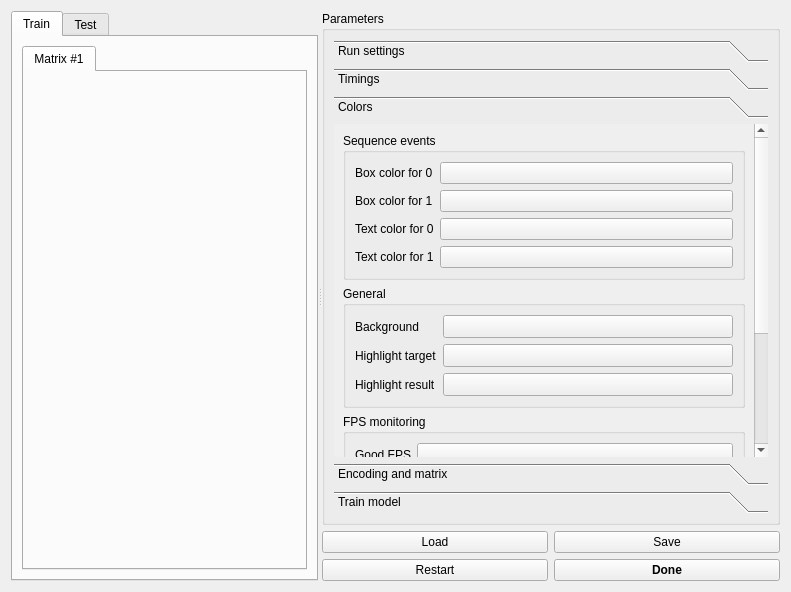
The window that config.ui (medusabci/app-cvep-speller) describes before a commit, drawn with Qt 5.
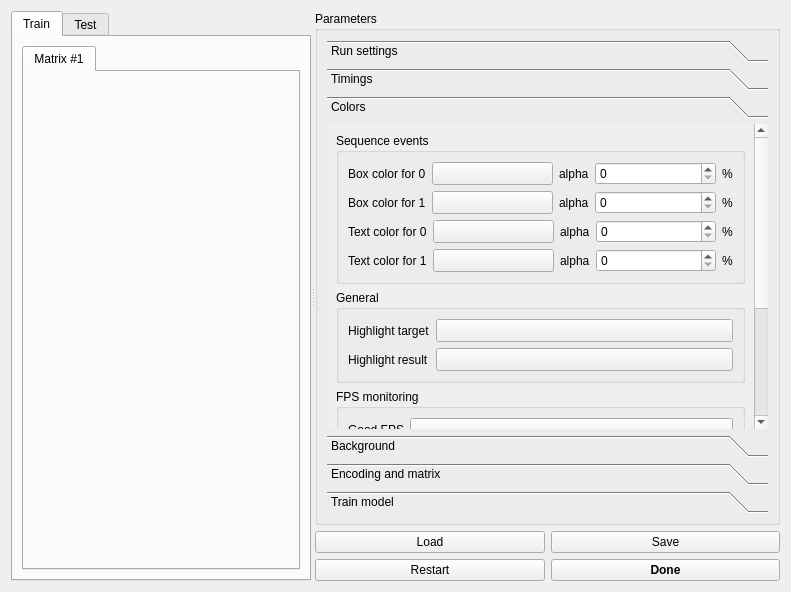
The same window after the commit. The open tabs and pages were chosen to show the change.

Commit message: Opacity & background params

```diff
--- a/config.ui
+++ b/config.ui
@@ -13,16 +13,28 @@
   <property name="windowTitle">
    <string>Dialog</string>
   </property>
-  <layout class="QHBoxLayout" name="horizontalLayout_7">
+  <layout class="QVBoxLayout" name="verticalLayout_12">
    <item>
     <widget class="QSplitter" name="splitter">
+     <property name="maximumSize">
+      <size>
+       <width>16777215</width>
+       <height>16777215</height>
+      </size>
+     </property>
      <property name="orientation">
       <enum>Qt::Horizontal</enum>
      </property>
      <widget class="QTabWidget" name="train_test_box">
+      <property name="sizePolicy">
+       <sizepolicy hsizetype="Expanding" vsizetype="Expanding">
+        <horstretch>0</horstretch>
+        <verstretch>0</verstretch>
+       </sizepolicy>
+      </property>
       <property name="minimumSize">
        <size>
-        <width>174</width>
+        <width>300</width>
         <height>0</height>
        </size>
       </property>
@@ -81,6 +93,17 @@
          <layout class="QVBoxLayout" name="verticalLayout_4">
           <item>
            <widget class="QToolBox" name="toolBox">
+            <property name="baseSize">
+             <size>
+              <width>0</width>
+              <height>0</height>
+             </size>
+            </property>
+            <property name="font">
+             <font>
+              <stylestrategy>PreferAntialias</stylestrategy>
+             </font>
+            </property>
             <property name="currentIndex">
              <number>0</number>
             </property>
@@ -407,8 +430,8 @@
               <rect>
                <x>0</x>
                <y>0</y>
-               <width>515</width>
-               <height>546</height>
+               <width>429</width>
+               <height>529</height>
               </rect>
              </property>
              <attribute name="label">
@@ -422,62 +445,282 @@
                   <property name="title">
                    <string>Sequence events</string>
                   </property>
-                  <layout class="QFormLayout" name="formLayout_7">
-                   <item row="0" column="0">
-                    <widget class="QLabel" name="label_6">
-                     <property name="text">
-                      <string>Box color for 0</string>
-                     </property>
-                    </widget>
+                  <layout class="QVBoxLayout" name="verticalLayout_14">
+                   <item>
+                    <layout class="QHBoxLayout" name="box0">
+                     <item>
+                      <widget class="QLabel" name="label_color_box_0">
+                       <property name="sizePolicy">
+                        <sizepolicy hsizetype="Minimum" vsizetype="Minimum">
+                         <horstretch>0</horstretch>
+                         <verstretch>0</verstretch>
+                        </sizepolicy>
+                       </property>
+                       <property name="text">
+                        <string>Box color for 0</string>
+                       </property>
+                      </widget>
+                     </item>
+                     <item>
+                      <widget class="QPushButton" name="btn_color_box0">
+                       <property name="sizePolicy">
+                        <sizepolicy hsizetype="MinimumExpanding" vsizetype="Minimum">
+                         <horstretch>0</horstretch>
+                         <verstretch>0</verstretch>
+                        </sizepolicy>
+                       </property>
+                       <property name="text">
+                        <string/>
+                       </property>
+                      </widget>
+                     </item>
+                     <item>
+                      <widget class="QLabel" name="label_op_box_0">
+                       <property name="sizePolicy">
+                        <sizepolicy hsizetype="Minimum" vsizetype="Minimum">
+                         <horstretch>0</horstretch>
+                         <verstretch>0</verstretch>
+                        </sizepolicy>
+                       </property>
+                       <property name="text">
+                        <string>alpha</string>
+                       </property>
+                      </widget>
+                     </item>
+                     <item>
+                      <widget class="QSpinBox" name="spinBox_op_box_0">
+                       <property name="sizePolicy">
+                        <sizepolicy hsizetype="MinimumExpanding" vsizetype="Fixed">
+                         <horstretch>0</horstretch>
+                         <verstretch>0</verstretch>
+                        </sizepolicy>
+                       </property>
+                       <property name="maximum">
+                        <number>100</number>
+                       </property>
+                      </widget>
+                     </item>
+                     <item>
+                      <widget class="QLabel" name="label_5">
+                       <property name="sizePolicy">
+                        <sizepolicy hsizetype="Minimum" vsizetype="Minimum">
+                         <horstretch>0</horstretch>
+                         <verstretch>0</verstretch>
+                        </sizepolicy>
+                       </property>
+                       <property name="text">
+                        <string>%</string>
+                       </property>
+                      </widget>
+                     </item>
+                    </layout>
                    </item>
-                   <item row="0" column="1">
-                    <widget class="QPushButton" name="btn_color_box0">
-                     <property name="text">
-                      <string/>
-                     </property>
-                    </widget>
+                   <item>
+                    <layout class="QHBoxLayout" name="box1">
+                     <item>
+                      <widget class="QLabel" name="label_color_box_1">
+                       <property name="sizePolicy">
+                        <sizepolicy hsizetype="Minimum" vsizetype="Minimum">
+                         <horstretch>0</horstretch>
+                         <verstretch>0</verstretch>
+                        </sizepolicy>
+                       </property>
+                       <property name="text">
+                        <string>Box color for 1</string>
+                       </property>
+                      </widget>
+                     </item>
+                     <item>
+                      <widget class="QPushButton" name="btn_color_box1">
+                       <property name="sizePolicy">
+                        <sizepolicy hsizetype="MinimumExpanding" vsizetype="Minimum">
+                         <horstretch>0</horstretch>
+                         <verstretch>0</verstretch>
+                        </sizepolicy>
+                       </property>
+                       <property name="text">
+                        <string/>
+                       </property>
+                      </widget>
+                     </item>
+                     <item>
+                      <widget class="QLabel" name="label_op_box_1">
+                       <property name="sizePolicy">
+                        <sizepolicy hsizetype="Minimum" vsizetype="Minimum">
+                         <horstretch>0</horstretch>
+                         <verstretch>0</verstretch>
+                        </sizepolicy>
+                       </property>
+                       <property name="text">
+                        <string>alpha</string>
+                       </property>
+                      </widget>
+                     </item>
+                     <item>
+                      <widget class="QSpinBox" name="spinBox_op_box_1">
+                       <property name="sizePolicy">
+                        <sizepolicy hsizetype="MinimumExpanding" vsizetype="Minimum">
+                         <horstretch>0</horstretch>
+                         <verstretch>0</verstretch>
+                        </sizepolicy>
+                       </property>
+                       <property name="maximum">
+                        <number>100</number>
+                       </property>
+                      </widget>
+                     </item>
+                     <item>
+                      <widget class="QLabel" name="label_6">
+                       <property name="sizePolicy">
+                        <sizepolicy hsizetype="Minimum" vsizetype="Minimum">
+                         <horstretch>0</horstretch>
+                         <verstretch>0</verstretch>
+                        </sizepolicy>
+                       </property>
+                       <property name="text">
+                        <string>%</string>
+                       </property>
+                      </widget>
+                     </item>
+                    </layout>
                    </item>
-                   <item row="1" column="0">
-                    <widget class="QLabel" name="label_7">
-                     <property name="text">
-                      <string>Box color for 1</string>
-                     </property>
-                    </widget>
+                   <item>
+                    <layout class="QHBoxLayout" name="text0">
+                     <item>
+                      <widget class="QLabel" name="label_text_0">
+                       <property name="sizePolicy">
+                        <sizepolicy hsizetype="Minimum" vsizetype="Minimum">
+                         <horstretch>0</horstretch>
+                         <verstretch>0</verstretch>
+                        </sizepolicy>
+                       </property>
+                       <property name="text">
+                        <string>Text color for 0</string>
+                       </property>
+                      </widget>
+                     </item>
+                     <item>
+                      <widget class="QPushButton" name="btn_color_text0">
+                       <property name="sizePolicy">
+                        <sizepolicy hsizetype="MinimumExpanding" vsizetype="Minimum">
+                         <horstretch>0</horstretch>
+                         <verstretch>0</verstretch>
+                        </sizepolicy>
+                       </property>
+                       <property name="text">
+                        <string/>
+                       </property>
+                      </widget>
+                     </item>
+                     <item>
+                      <widget class="QLabel" name="label_op_text_0">
+                       <property name="sizePolicy">
+                        <sizepolicy hsizetype="Minimum" vsizetype="Minimum">
+                         <horstretch>0</horstretch>
+                         <verstretch>0</verstretch>
+                        </sizepolicy>
+                       </property>
+                       <property name="text">
+                        <string>alpha</string>
+                       </property>
+                      </widget>
+                     </item>
+                     <item>
+                      <widget class="QSpinBox" name="spinBox_op_text_0">
+                       <property name="sizePolicy">
+                        <sizepolicy hsizetype="MinimumExpanding" vsizetype="Minimum">
+                         <horstretch>0</horstretch>
+                         <verstretch>0</verstretch>
+                        </sizepolicy>
+                       </property>
+                       <property name="maximum">
+                        <number>100</number>
+                       </property>
+                      </widget>
+                     </item>
+                     <item>
+                      <widget class="QLabel" name="label_7">
+                       <property name="sizePolicy">
+                        <sizepolicy hsizetype="Minimum" vsizetype="Minimum">
+                         <horstretch>0</horstretch>
+                         <verstretch>0</verstretch>
+                        </sizepolicy>
+                       </property>
+                       <property name="text">
+                        <string>%</string>
+                       </property>
+                      </widget>
+                     </item>
+                    </layout>
                    </item>
-                   <item row="1" column="1">
-                    <widget class="QPushButton" name="btn_color_box1">
-                     <property name="text">
-                      <string/>
-                     </property>
-                    </widget>
-                   </item>
-                   <item row="2" column="0">
-                    <widget class="QLabel" name="label_8">
-                     <property name="text">
-                      <string>Text color for 0</string>
-                     </property>
-                    </widget>
-                   </item>
-                   <item row="3" column="0">
-                    <widget class="QLabel" name="label_9">
-                     <property name="text">
-                      <string>Text color for 1</string>
-                     </property>
-                    </widget>
-                   </item>
-                   <item row="2" column="1">
-                    <widget class="QPushButton" name="btn_color_text0">
-                     <property name="text">
-                      <string/>
-                     </property>
-                    </widget>
-                   </item>
-                   <item row="3" column="1">
-                    <widget class="QPushButton" name="btn_color_text1">
-                     <property name="text">
-                      <string/>
-                     </property>
-                    </widget>
+                   <item>
+                    <layout class="QHBoxLayout" name="text1">
+                     <item>
+                      <widget class="QLabel" name="label_text_1">
+                       <property name="sizePolicy">
+                        <sizepolicy hsizetype="Minimum" vsizetype="Minimum">
+                         <horstretch>0</horstretch>
+                         <verstretch>0</verstretch>
+                        </sizepolicy>
+                       </property>
+                       <property name="text">
+                        <string>Text color for 1</string>
+                       </property>
+                      </widget>
+                     </item>
+                     <item>
+                      <widget class="QPushButton" name="btn_color_text1">
+                       <property name="sizePolicy">
+                        <sizepolicy hsizetype="MinimumExpanding" vsizetype="Minimum">
+                         <horstretch>0</horstretch>
+                         <verstretch>0</verstretch>
+                        </sizepolicy>
+                       </property>
+                       <property name="text">
+                        <string/>
+                       </property>
+                      </widget>
+                     </item>
+                     <item>
+                      <widget class="QLabel" name="label_op_text_1">
+                       <property name="sizePolicy">
+                        <sizepolicy hsizetype="Minimum" vsizetype="Minimum">
+                         <horstretch>0</horstretch>
+                         <verstretch>0</verstretch>
+                        </sizepolicy>
+                       </property>
+                       <property name="text">
+                        <string>alpha</string>
+                       </property>
+                      </widget>
+                     </item>
+                     <item>
+                      <widget class="QSpinBox" name="spinBox_op_text_1">
+                       <property name="sizePolicy">
+                        <sizepolicy hsizetype="MinimumExpanding" vsizetype="Minimum">
+                         <horstretch>0</horstretch>
+                         <verstretch>0</verstretch>
+                        </sizepolicy>
+                       </property>
+                       <property name="maximum">
+                        <number>100</number>
+                       </property>
+                      </widget>
+                     </item>
+                     <item>
+                      <widget class="QLabel" name="label_8">
+                       <property name="sizePolicy">
+                        <sizepolicy hsizetype="Minimum" vsizetype="Minimum">
+                         <horstretch>0</horstretch>
+                         <verstretch>0</verstretch>
+                        </sizepolicy>
+                       </property>
+                       <property name="text">
+                        <string>%</string>
+                       </property>
+                      </widget>
+                     </item>
+                    </layout>
                    </item>
                   </layout>
                  </widget>
@@ -489,33 +732,13 @@
                   </property>
                   <layout class="QFormLayout" name="formLayout_5">
                    <item row="0" column="0">
-                    <widget class="QLabel" name="label_color_background">
-                     <property name="text">
-                      <string>Background</string>
-                     </property>
-                    </widget>
-                   </item>
-                   <item row="0" column="1">
-                    <widget class="QToolButton" name="btn_color_background">
-                     <property name="sizePolicy">
-                      <sizepolicy hsizetype="Minimum" vsizetype="Fixed">
-                       <horstretch>0</horstretch>
-                       <verstretch>0</verstretch>
-                      </sizepolicy>
-                     </property>
-                     <property name="text">
-                      <string/>
-                     </property>
-                    </widget>
-                   </item>
-                   <item row="1" column="0">
                     <widget class="QLabel" name="label_color_target_box">
                      <property name="text">
                       <string>Highlight target</string>
                      </property>
                     </widget>
                    </item>
-                   <item row="1" column="1">
+                   <item row="0" column="1">
                     <widget class="QToolButton" name="btn_color_target_box">
                      <property name="sizePolicy">
                       <sizepolicy hsizetype="Minimum" vsizetype="Fixed">
@@ -528,14 +751,14 @@
                      </property>
                     </widget>
                    </item>
-                   <item row="2" column="0">
+                   <item row="1" column="0">
                     <widget class="QLabel" name="label_color_highlight_result_box">
                      <property name="text">
                       <string>Highlight result</string>
                      </property>
                     </widget>
                    </item>
-                   <item row="2" column="1">
+                   <item row="1" column="1">
                     <widget class="QToolButton" name="btn_color_highlight_result_box">
                      <property name="sizePolicy">
                       <sizepolicy hsizetype="Minimum" vsizetype="Fixed">
@@ -686,6 +909,122 @@
               </item>
              </layout>
             </widget>
+            <widget class="QWidget" name="param_background_box">
+             <property name="geometry">
+              <rect>
+               <x>0</x>
+               <y>0</y>
+               <width>443</width>
+               <height>285</height>
+              </rect>
+             </property>
+             <property name="minimumSize">
+              <size>
+               <width>0</width>
+               <height>0</height>
+              </size>
+             </property>
+             <property name="maximumSize">
+              <size>
+               <width>16777215</width>
+               <height>16777215</height>
+              </size>
+             </property>
+             <attribute name="label">
+              <string>Background</string>
+             </attribute>
+             <layout class="QVBoxLayout" name="verticalLayout_11">
+              <item>
+               <layout class="QFormLayout" name="Background">
+                <item row="0" column="0">
+                 <widget class="QLabel" name="label_scenario_background">
+                  <property name="text">
+                   <string>Background</string>
+                  </property>
+                 </widget>
+                </item>
+                <item row="0" column="1">
+                 <widget class="QComboBox" name="comboBox_scenario_name">
+                  <item>
+                   <property name="text">
+                    <string>Solid Color</string>
+                   </property>
+                  </item>
+                  <item>
+                   <property name="text">
+                    <string>Real Scenario</string>
+                   </property>
+                  </item>
+                 </widget>
+                </item>
+                <item row="1" column="0">
+                 <widget class="QLabel" name="label_color_background">
+                  <property name="text">
+                   <string>Color</string>
+                  </property>
+                 </widget>
+                </item>
+                <item row="1" column="1">
+                 <widget class="QToolButton" name="btn_color_background">
+                  <property name="sizePolicy">
+                   <sizepolicy hsizetype="Minimum" vsizetype="Fixed">
+                    <horstretch>0</horstretch>
+                    <verstretch>0</verstretch>
+                   </sizepolicy>
+                  </property>
+                  <property name="text">
+                   <string/>
+                  </property>
+                 </widget>
+                </item>
+                <item row="2" column="0">
+                 <widget class="QPushButton" name="btn_browse_scenario">
+                  <property name="text">
+                   <string>Browse</string>
+                  </property>
+                 </widget>
+                </item>
+                <item row="2" column="1">
+                 <widget class="QLineEdit" name="lineEdit_scenario">
+                  <property name="enabled">
+                   <bool>false</bool>
+                  </property>
+                  <property name="sizePolicy">
+                   <sizepolicy hsizetype="Expanding" vsizetype="Minimum">
+                    <horstretch>0</horstretch>
+                    <verstretch>0</verstretch>
+                   </sizepolicy>
+                  </property>
+                  <property name="maximumSize">
+                   <size>
+                    <width>16777215</width>
+                    <height>16777215</height>
+                   </size>
+                  </property>
+                  <property name="font">
+                   <font>
+                    <pointsize>9</pointsize>
+                    <stylestrategy>PreferAntialias</stylestrategy>
+                   </font>
+                  </property>
+                  <property name="layoutDirection">
+                   <enum>Qt::LeftToRight</enum>
+                  </property>
+                  <property name="autoFillBackground">
+                   <bool>false</bool>
+                  </property>
+                  <property name="text">
+                   <string/>
+                  </property>
+                  <property name="alignment">
+                   <set>Qt::AlignLeading|Qt::AlignLeft|Qt::AlignVCenter</set>
+                  </property>
+                 </widget>
+                </item>
+               </layout>
+              </item>
+             </layout>
+            </widget>
             <widget class="QWidget" name="params_encoding">
              <property name="geometry">
               <rect>
```
Left out of the diff: 122 changed lines with no effect on the pictures. The commit also changes 174 other files.
